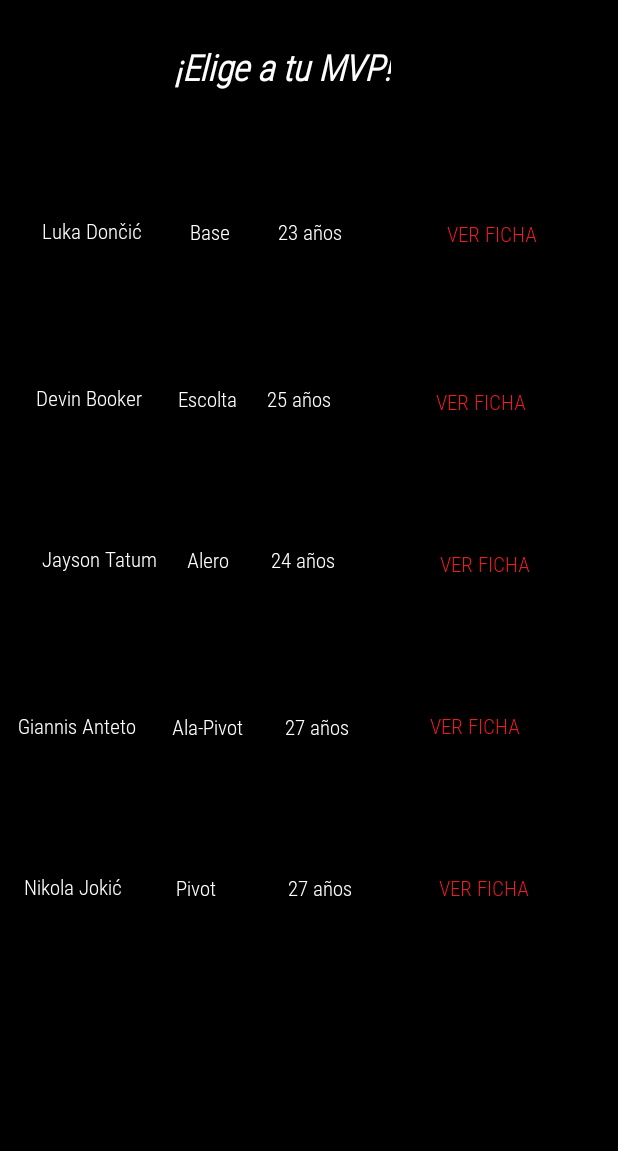
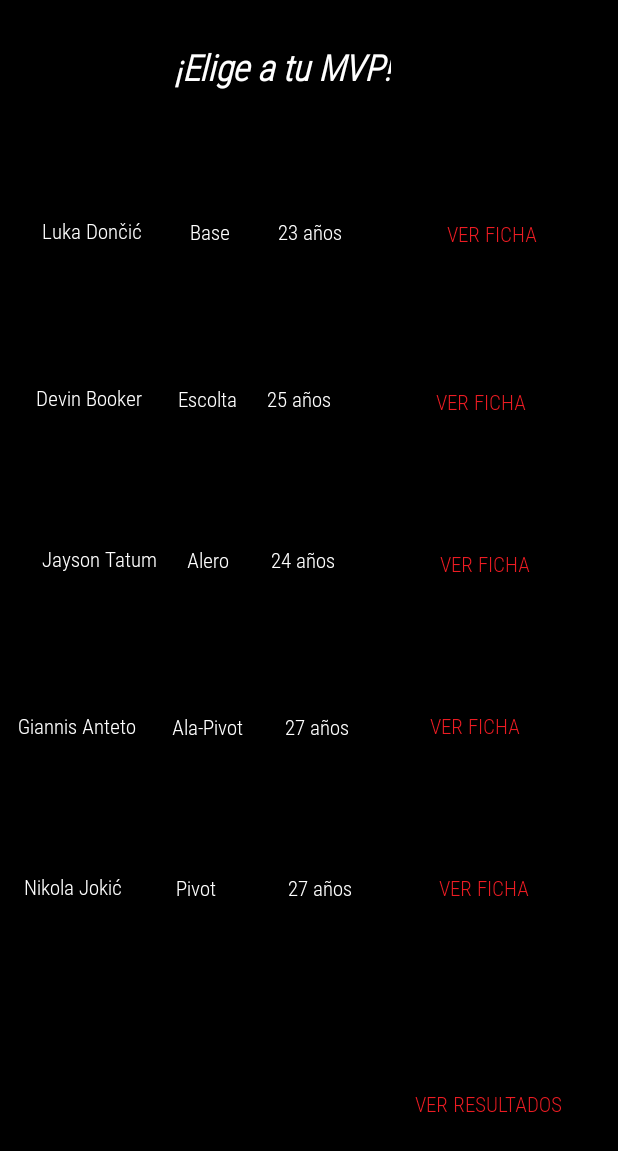
Before and after one commit to a21erialvgar/2kChoice, an Android app: the ThirdActivity screen opened directly, with no data from a screen before it, on a phone screen of 412 x 824 dp. Shown: the top 1151 px of the screen. Run offline under Robolectric (Android 15) with nearby library versions, the phone set to English and light mode, and no system bars; our stand-ins replace Firebase (no records; nobody signed in at launch, a user with empty details on screens opened directly).

Commit message:
Correcciones de última hora

```diff
--- a/app/src/main/java/com/example/a2kchoice/LastActivity.java
+++ b/app/src/main/java/com/example/a2kchoice/LastActivity.java
@@ -52,17 +52,20 @@ public class LastActivity extends AppCompatActivity {
                                  votjokic = votjokic + task.getResult().getDocuments().get(i).getLong("votjokic").intValue();
                                  vottatum =  vottatum + task.getResult().getDocuments().get(i).getLong("vottatum").intValue();
 
+
+                            }
                                 votoAnteto.setText(votAnteto + " votos");
                                 votoDoncic.setText(votDoncic + " votos");
                                 votojokic.setText(votjokic + " votos");
                                 votobooker.setText(votbooker + " votos");
                                 vototatum.setText(vottatum + " votos");
                             }
-                            }
                         } else {
                             Log.w(TAG, "Error getting documents.", task.getException());
                         }
                     }
                 });
+
+
     }
 }
--- a/app/src/main/res/layout/activity_third.xml
+++ b/app/src/main/res/layout/activity_third.xml
@@ -245,6 +245,20 @@
         app:layout_constraintTop_toBottomOf="@+id/button5" />
 
     <Button
+        android:id="@+id/button7"
+        android:layout_width="wrap_content"
+        android:layout_height="wrap_content"
+        android:layout_marginStart="276dp"
+        android:layout_marginTop="96dp"
+        android:background="@color/black"
+        android:fontFamily="@font/roboto"
+        android:onClick="toLastActivity"
+        android:text="@string/verresults"
+        android:textColor="#EC1C23"
+        app:layout_constraintStart_toStartOf="parent"
+        app:layout_constraintTop_toBottomOf="@+id/button3" />
+
+    <Button
         android:id="@+id/button5"
         android:layout_width="wrap_content"
         android:layout_height="wrap_content"
--- a/app/src/main/res/values/strings.xml
+++ b/app/src/main/res/values/strings.xml
@@ -28,4 +28,5 @@
     <string name="aqui">Aquí</string>
     <string name="vota">VOTA</string>
     <string name="resultados">RESULTADOS DE LA VOTACIÓN</string>
+    <string name="verresults">Ver resultados</string>
 </resources>
```
Also changed, not shown: app/src/main/java/com/example/a2kchoice/ThirdActivity.java (+30 -26 lines).
